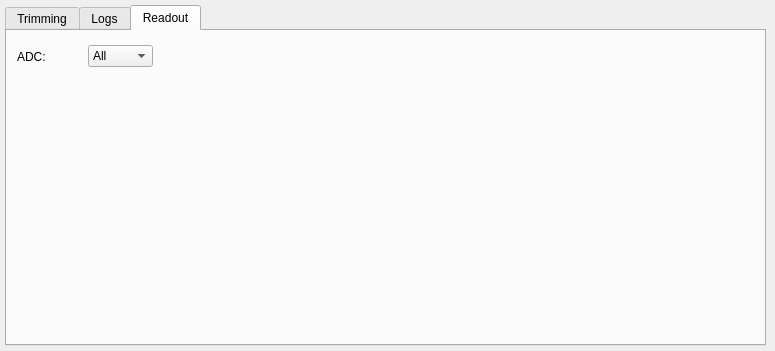
This is slsDetectorGui/forms/form_tab_advanced.ui in slsdetectorgroup/slsDetectorPackage as Qt 5 draws it before an edit. The edited form follows.
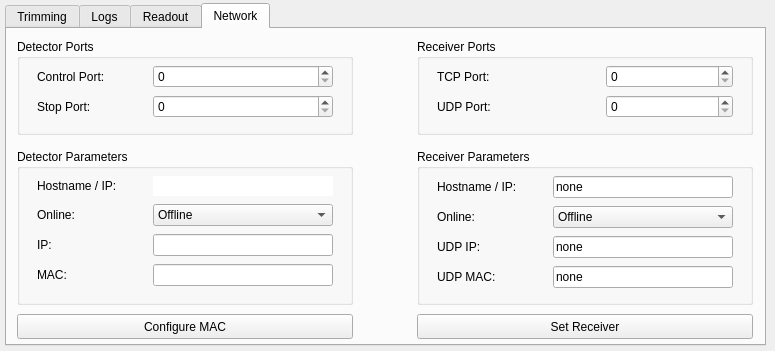
This is the edited form. Icons and pictures are not drawn.

Commit message: included network tab in gui, correctedmulti to be able to clear sls detectors error mask,included coud not set up network parameter error

```diff
--- a/slsDetectorGui/forms/form_tab_advanced.ui
+++ b/slsDetectorGui/forms/form_tab_advanced.ui
@@ -39,13 +39,22 @@
    <property name="geometry">
     <rect>
      <x>5</x>
-     <y>5</y>
+     <y>3</y>
      <width>761</width>
-     <height>341</height>
+     <height>343</height>
     </rect>
    </property>
+   <property name="toolTip">
+    <string/>
+   </property>
+   <property name="tabPosition">
+    <enum>QTabWidget::North</enum>
+   </property>
    <property name="currentIndex">
-    <number>2</number>
+    <number>3</number>
+   </property>
+   <property name="elideMode">
+    <enum>Qt::ElideLeft</enum>
    </property>
    <widget class="QWidget" name="tab_3">
     <attribute name="title">
@@ -802,6 +811,682 @@
      </layout>
     </widget>
    </widget>
+   <widget class="QWidget" name="tab">
+    <attribute name="title">
+     <string>Network</string>
+    </attribute>
+    <widget class="QGroupBox" name="boxDetectorPorts">
+     <property name="geometry">
+      <rect>
+       <x>10</x>
+       <y>10</y>
+       <width>336</width>
+       <height>96</height>
+      </rect>
+     </property>
+     <property name="title">
+      <string>Detector Ports</string>
+     </property>
+     <widget class="QWidget" name="gridLayoutWidget_5">
+      <property name="geometry">
+       <rect>
+        <x>20</x>
+        <y>25</y>
+        <width>296</width>
+        <height>56</height>
+       </rect>
+      </property>
+      <layout class="QGridLayout" name="gridLayout_4">
+       <property name="verticalSpacing">
+        <number>-1</number>
+       </property>
+       <item row="0" column="1" colspan="2">
+        <widget class="QSpinBox" name="spinControlPort">
+         <property name="sizePolicy">
+          <sizepolicy hsizetype="Minimum" vsizetype="Fixed">
+           <horstretch>0</horstretch>
+           <verstretch>0</verstretch>
+          </sizepolicy>
+         </property>
+         <property name="minimumSize">
+          <size>
+           <width>180</width>
+           <height>0</height>
+          </size>
+         </property>
+         <property name="maximumSize">
+          <size>
+           <width>127</width>
+           <height>16777215</height>
+          </size>
+         </property>
+         <property name="toolTip">
+          <string>Sets Control Port
+#port#</string>
+         </property>
+         <property name="statusTip">
+          <string/>
+         </property>
+         <property name="whatsThis">
+          <string/>
+         </property>
+         <property name="alignment">
+          <set>Qt::AlignLeading|Qt::AlignLeft|Qt::AlignVCenter</set>
+         </property>
+         <property name="keyboardTracking">
+          <bool>false</bool>
+         </property>
+         <property name="suffix">
+          <string/>
+         </property>
+         <property name="minimum">
+          <number>0</number>
+         </property>
+         <property name="maximum">
+          <number>2000000000</number>
+         </property>
+         <property name="value">
+          <number>0</number>
+         </property>
+        </widget>
+       </item>
+       <item row="0" column="0">
+        <widget class="QLabel" name="label_7">
+         <property name="sizePolicy">
+          <sizepolicy hsizetype="Expanding" vsizetype="Preferred">
+           <horstretch>0</horstretch>
+           <verstretch>0</verstretch>
+          </sizepolicy>
+         </property>
+         <property name="text">
+          <string>Control Port:</string>
+         </property>
+        </widget>
+       </item>
+       <item row="1" column="0">
+        <widget class="QLabel" name="label_9">
+         <property name="sizePolicy">
+          <sizepolicy hsizetype="Expanding" vsizetype="Preferred">
+           <horstretch>0</horstretch>
+           <verstretch>0</verstretch>
+          </sizepolicy>
+         </property>
+         <property name="text">
+          <string>Stop Port:</string>
+         </property>
+        </widget>
+       </item>
+       <item row="1" column="1" colspan="2">
+        <widget class="QSpinBox" name="spinStopPort">
+         <property name="sizePolicy">
+          <sizepolicy hsizetype="Minimum" vsizetype="Fixed">
+           <horstretch>0</horstretch>
+           <verstretch>0</verstretch>
+          </sizepolicy>
+         </property>
+         <property name="minimumSize">
+          <size>
+           <width>180</width>
+           <height>0</height>
+          </size>
+         </property>
+         <property name="toolTip">
+          <string>Sets Stop Port 
+#stopport#</string>
+         </property>
+         <property name="statusTip">
+          <string/>
+         </property>
+         <property name="whatsThis">
+          <string/>
+         </property>
+         <property name="alignment">
+          <set>Qt::AlignLeading|Qt::AlignLeft|Qt::AlignVCenter</set>
+         </property>
+         <property name="keyboardTracking">
+          <bool>false</bool>
+         </property>
+         <property name="suffix">
+          <string/>
+         </property>
+         <property name="minimum">
+          <number>0</number>
+         </property>
+         <property name="maximum">
+          <number>2000000000</number>
+         </property>
+         <property name="value">
+          <number>0</number>
+         </property>
+        </widget>
+       </item>
+      </layout>
+     </widget>
+     <zorder>gridLayoutWidget_5</zorder>
+     <zorder>dispFileName</zorder>
+     <zorder>gridLayoutWidget_7</zorder>
+    </widget>
+    <widget class="QGroupBox" name="boxRxrPorts">
+     <property name="geometry">
+      <rect>
+       <x>410</x>
+       <y>10</y>
+       <width>336</width>
+       <height>96</height>
+      </rect>
+     </property>
+     <property name="title">
+      <string>Receiver Ports</string>
+     </property>
+     <widget class="QWidget" name="gridLayoutWidget_6">
+      <property name="geometry">
+       <rect>
+        <x>20</x>
+        <y>25</y>
+        <width>296</width>
+        <height>56</height>
+       </rect>
+      </property>
+      <layout class="QGridLayout" name="gridLayout_5">
+       <property name="verticalSpacing">
+        <number>-1</number>
+       </property>
+       <item row="1" column="0">
+        <widget class="QLabel" name="label_10">
+         <property name="sizePolicy">
+          <sizepolicy hsizetype="Expanding" vsizetype="Preferred">
+           <horstretch>0</horstretch>
+           <verstretch>0</verstretch>
+          </sizepolicy>
+         </property>
+         <property name="text">
+          <string>UDP Port:</string>
+         </property>
+        </widget>
+       </item>
+       <item row="0" column="0">
+        <widget class="QLabel" name="label_8">
+         <property name="sizePolicy">
+          <sizepolicy hsizetype="Expanding" vsizetype="Preferred">
+           <horstretch>0</horstretch>
+           <verstretch>0</verstretch>
+          </sizepolicy>
+         </property>
+         <property name="text">
+          <string>TCP Port:</string>
+         </property>
+        </widget>
+       </item>
+       <item row="0" column="1" colspan="2">
+        <widget class="QSpinBox" name="spinTCPPort">
+         <property name="sizePolicy">
+          <sizepolicy hsizetype="Minimum" vsizetype="Fixed">
+           <horstretch>0</horstretch>
+           <verstretch>0</verstretch>
+          </sizepolicy>
+         </property>
+         <property name="minimumSize">
+          <size>
+           <width>127</width>
+           <height>0</height>
+          </size>
+         </property>
+         <property name="toolTip">
+          <string notr="true">Sets Receiver TCP Port
+#rx_tcpport#</string>
+         </property>
+         <property name="statusTip">
+          <string/>
+         </property>
+         <property name="whatsThis">
+          <string/>
+         </property>
+         <property name="alignment">
+          <set>Qt::AlignLeading|Qt::AlignLeft|Qt::AlignVCenter</set>
+         </property>
+         <property name="keyboardTracking">
+          <bool>false</bool>
+         </property>
+         <property name="suffix">
+          <string/>
+         </property>
+         <property name="minimum">
+          <number>0</number>
+         </property>
+         <property name="maximum">
+          <number>2000000000</number>
+         </property>
+         <property name="value">
+          <number>0</number>
+         </property>
+        </widget>
+       </item>
+       <item row="1" column="1" colspan="2">
+        <widget class="QSpinBox" name="spinUDPPort">
+         <property name="sizePolicy">
+          <sizepolicy hsizetype="Minimum" vsizetype="Fixed">
+           <horstretch>0</horstretch>
+           <verstretch>0</verstretch>
+          </sizepolicy>
+         </property>
+         <property name="minimumSize">
+          <size>
+           <width>127</width>
+           <height>0</height>
+          </size>
+         </property>
+         <property name="toolTip">
+          <string>Sets Receiver UDP Port
+#rx_udpport#</string>
+         </property>
+         <property name="statusTip">
+          <string/>
+         </property>
+         <property name="whatsThis">
+          <string/>
+         </property>
+         <property name="alignment">
+          <set>Qt::AlignLeading|Qt::AlignLeft|Qt::AlignVCenter</set>
+         </property>
+         <property name="keyboardTracking">
+          <bool>false</bool>
+         </property>
+         <property name="suffix">
+          <string/>
+         </property>
+         <property name="minimum">
+          <number>0</number>
+         </property>
+         <property name="maximum">
+          <number>2000000000</number>
+         </property>
+         <property name="value">
+          <number>0</number>
+         </property>
+        </widget>
+       </item>
+      </layout>
+     </widget>
+    </widget>
+    <widget class="QGroupBox" name="boxRxr">
+     <property name="geometry">
+      <rect>
+       <x>410</x>
+       <y>120</y>
+       <width>336</width>
+       <height>156</height>
+      </rect>
+     </property>
+     <property name="title">
+      <string>Receiver Parameters</string>
+     </property>
+     <widget class="QWidget" name="gridLayoutWidget_8">
+      <property name="geometry">
+       <rect>
+        <x>20</x>
+        <y>25</y>
+        <width>296</width>
+        <height>116</height>
+       </rect>
+      </property>
+      <layout class="QGridLayout" name="gridLayout_7">
+       <property name="verticalSpacing">
+        <number>-1</number>
+       </property>
+       <item row="0" column="1" colspan="2">
+        <widget class="QLineEdit" name="dispRxrHostname">
+         <property name="sizePolicy">
+          <sizepolicy hsizetype="Minimum" vsizetype="Fixed">
+           <horstretch>0</horstretch>
+           <verstretch>0</verstretch>
+          </sizepolicy>
+         </property>
+         <property name="minimumSize">
+          <size>
+           <width>180</width>
+           <height>0</height>
+          </size>
+         </property>
+         <property name="toolTip">
+          <string>Sets the Receiver Hostname, connects to it and gets the receiver mac address and eth. Sets some receiver parameters like file name, file dir, file index in receiver. 
+#rx_hostname#</string>
+         </property>
+         <property name="text">
+          <string>none</string>
+         </property>
+        </widget>
+       </item>
+       <item row="3" column="0">
+        <widget class="QLabel" name="label_18">
+         <property name="sizePolicy">
+          <sizepolicy hsizetype="Expanding" vsizetype="Preferred">
+           <horstretch>0</horstretch>
+           <verstretch>0</verstretch>
+          </sizepolicy>
+         </property>
+         <property name="text">
+          <string>UDP MAC:</string>
+         </property>
+        </widget>
+       </item>
+       <item row="3" column="1" colspan="2">
+        <widget class="QLineEdit" name="dispUDPMAC">
+         <property name="sizePolicy">
+          <sizepolicy hsizetype="Minimum" vsizetype="Fixed">
+           <horstretch>0</horstretch>
+           <verstretch>0</verstretch>
+          </sizepolicy>
+         </property>
+         <property name="minimumSize">
+          <size>
+           <width>180</width>
+           <height>0</height>
+          </size>
+         </property>
+         <property name="toolTip">
+          <string>Sets the Receiver UDP MAC
+#rx_udpmac#</string>
+         </property>
+         <property name="text">
+          <string>none</string>
+         </property>
+        </widget>
+       </item>
+       <item row="2" column="0">
+        <widget class="QLabel" name="label_14">
+         <property name="sizePolicy">
+          <sizepolicy hsizetype="Expanding" vsizetype="Preferred">
+           <horstretch>0</horstretch>
+           <verstretch>0</verstretch>
+          </sizepolicy>
+         </property>
+         <property name="text">
+          <string>UDP IP:</string>
+         </property>
+        </widget>
+       </item>
+       <item row="1" column="0">
+        <widget class="QLabel" name="lblRxrOnline">
+         <property name="sizePolicy">
+          <sizepolicy hsizetype="Expanding" vsizetype="Preferred">
+           <horstretch>0</horstretch>
+           <verstretch>0</verstretch>
+          </sizepolicy>
+         </property>
+         <property name="text">
+          <string>Online:</string>
+         </property>
+        </widget>
+       </item>
+       <item row="0" column="0">
+        <widget class="QLabel" name="label_13">
+         <property name="sizePolicy">
+          <sizepolicy hsizetype="Expanding" vsizetype="Preferred">
+           <horstretch>0</horstretch>
+           <verstretch>0</verstretch>
+          </sizepolicy>
+         </property>
+         <property name="text">
+          <string>Hostname / IP:</string>
+         </property>
+        </widget>
+       </item>
+       <item row="2" column="1" colspan="2">
+        <widget class="QLineEdit" name="dispUDPIP">
+         <property name="sizePolicy">
+          <sizepolicy hsizetype="Minimum" vsizetype="Fixed">
+           <horstretch>0</horstretch>
+           <verstretch>0</verstretch>
+          </sizepolicy>
+         </property>
+         <property name="minimumSize">
+          <size>
+           <width>180</width>
+           <height>0</height>
+          </size>
+         </property>
+         <property name="toolTip">
+          <string>Sets the Receiver UDP IP
+#rx_udpip#</string>
+         </property>
+         <property name="text">
+          <string>none</string>
+         </property>
+        </widget>
+       </item>
+       <item row="1" column="1" colspan="2">
+        <widget class="QComboBox" name="comboRxrOnline">
+         <property name="sizePolicy">
+          <sizepolicy hsizetype="Preferred" vsizetype="Fixed">
+           <horstretch>0</horstretch>
+           <verstretch>0</verstretch>
+          </sizepolicy>
+         </property>
+         <property name="toolTip">
+          <string>&lt;nobr&gt;If the receiver is online&lt;br&gt;#r_online#&lt;/nobr&gt;&lt;</string>
+         </property>
+         <item>
+          <property name="text">
+           <string>Offline</string>
+          </property>
+         </item>
+         <item>
+          <property name="text">
+           <string>Online</string>
+          </property>
+         </item>
+        </widget>
+       </item>
+      </layout>
+     </widget>
+    </widget>
+    <widget class="QGroupBox" name="boxDetector">
+     <property name="geometry">
+      <rect>
+       <x>10</x>
+       <y>120</y>
+       <width>336</width>
+       <height>156</height>
+      </rect>
+     </property>
+     <property name="title">
+      <string>Detector Parameters</string>
+     </property>
+     <widget class="QWidget" name="gridLayoutWidget_9">
+      <property name="geometry">
+       <rect>
+        <x>20</x>
+        <y>25</y>
+        <width>296</width>
+        <height>116</height>
+       </rect>
+      </property>
+      <layout class="QGridLayout" name="gridLayout_8">
+       <property name="verticalSpacing">
+        <number>-1</number>
+       </property>
+       <item row="0" column="0">
+        <widget class="QLabel" name="lblHostname">
+         <property name="sizePolicy">
+          <sizepolicy hsizetype="Expanding" vsizetype="Preferred">
+           <horstretch>0</horstretch>
+           <verstretch>0</verstretch>
+          </sizepolicy>
+         </property>
+         <property name="text">
+          <string>Hostname / IP:</string>
+         </property>
+        </widget>
+       </item>
+       <item row="3" column="1" colspan="2">
+        <widget class="QLineEdit" name="dispMAC">
+         <property name="sizePolicy">
+          <sizepolicy hsizetype="Minimum" vsizetype="Fixed">
+           <horstretch>0</horstretch>
+           <verstretch>0</verstretch>
+          </sizepolicy>
+         </property>
+         <property name="minimumSize">
+          <size>
+           <width>180</width>
+           <height>0</height>
+          </size>
+         </property>
+         <property name="toolTip">
+          <string>Sets the detector MAC to send packets to receiver
+#detectormac#</string>
+         </property>
+         <property name="text">
+          <string/>
+         </property>
+        </widget>
+       </item>
+       <item row="3" column="0">
+        <widget class="QLabel" name="lblMAC">
+         <property name="sizePolicy">
+          <sizepolicy hsizetype="Expanding" vsizetype="Preferred">
+           <horstretch>0</horstretch>
+           <verstretch>0</verstretch>
+          </sizepolicy>
+         </property>
+         <property name="text">
+          <string>MAC:</string>
+         </property>
+        </widget>
+       </item>
+       <item row="0" column="1" colspan="2">
+        <widget class="QLineEdit" name="dispHostname">
+         <property name="sizePolicy">
+          <sizepolicy hsizetype="Minimum" vsizetype="Fixed">
+           <horstretch>0</horstretch>
+           <verstretch>0</verstretch>
+          </sizepolicy>
+         </property>
+         <property name="minimumSize">
+          <size>
+           <width>180</width>
+           <height>0</height>
+          </size>
+         </property>
+         <property name="toolTip">
+          <string>Detector Hostname #hostname#</string>
+         </property>
+         <property name="text">
+          <string/>
+         </property>
+         <property name="frame">
+          <bool>false</bool>
+         </property>
+         <property name="cursorPosition">
+          <number>0</number>
+         </property>
+         <property name="readOnly">
+          <bool>true</bool>
+         </property>
+        </widget>
+       </item>
+       <item row="1" column="0">
+        <widget class="QLabel" name="lblOnline">
+         <property name="sizePolicy">
+          <sizepolicy hsizetype="Expanding" vsizetype="Preferred">
+           <horstretch>0</horstretch>
+           <verstretch>0</verstretch>
+          </sizepolicy>
+         </property>
+         <property name="text">
+          <string>Online:</string>
+         </property>
+        </widget>
+       </item>
+       <item row="2" column="0">
+        <widget class="QLabel" name="lblIP">
+         <property name="sizePolicy">
+          <sizepolicy hsizetype="Expanding" vsizetype="Preferred">
+           <horstretch>0</horstretch>
+           <verstretch>0</verstretch>
+          </sizepolicy>
+         </property>
+         <property name="text">
+          <string>IP:</string>
+         </property>
+        </widget>
+       </item>
+       <item row="2" column="1" colspan="2">
+        <widget class="QLineEdit" name="dispIP">
+         <property name="sizePolicy">
+          <sizepolicy hsizetype="Minimum" vsizetype="Fixed">
+           <horstretch>0</horstretch>
+           <verstretch>0</verstretch>
+          </sizepolicy>
+         </property>
+         <property name="minimumSize">
+          <size>
+           <width>180</width>
+           <height>0</height>
+          </size>
+         </property>
+         <property name="toolTip">
+          <string>Sets the detector IP to send packets to receiver
+#detectorip#</string>
+         </property>
+         <property name="text">
+          <string/>
+         </property>
+        </widget>
+       </item>
+       <item row="1" column="1" colspan="2">
+        <widget class="QComboBox" name="comboOnline">
+         <property name="sizePolicy">
+          <sizepolicy hsizetype="Preferred" vsizetype="Fixed">
+           <horstretch>0</horstretch>
+           <verstretch>0</verstretch>
+          </sizepolicy>
+         </property>
+         <property name="toolTip">
+          <string>&lt;nobr&gt;If the detector is online&lt;br&gt;#online#&lt;/nobr&gt;&lt;</string>
+         </property>
+         <item>
+          <property name="text">
+           <string>Offline</string>
+          </property>
+         </item>
+         <item>
+          <property name="text">
+           <string>Online</string>
+          </property>
+         </item>
+        </widget>
+       </item>
+      </layout>
+     </widget>
+    </widget>
+    <widget class="QPushButton" name="btnRxr">
+     <property name="geometry">
+      <rect>
+       <x>410</x>
+       <y>285</y>
+       <width>336</width>
+       <height>25</height>
+      </rect>
+     </property>
+     <property name="text">
+      <string>Set Receiver</string>
+     </property>
+    </widget>
+    <widget class="QPushButton" name="btnConfigure">
+     <property name="geometry">
+      <rect>
+       <x>10</x>
+       <y>285</y>
+       <width>336</width>
+       <height>25</height>
+      </rect>
+     </property>
+     <property name="text">
+      <string>Configure MAC</string>
+     </property>
+    </widget>
+   </widget>
   </widget>
  </widget>
  <resources>
```
Left out of the diff: 2 changed lines with no effect on the pictures. The commit also changes 6 other files.
